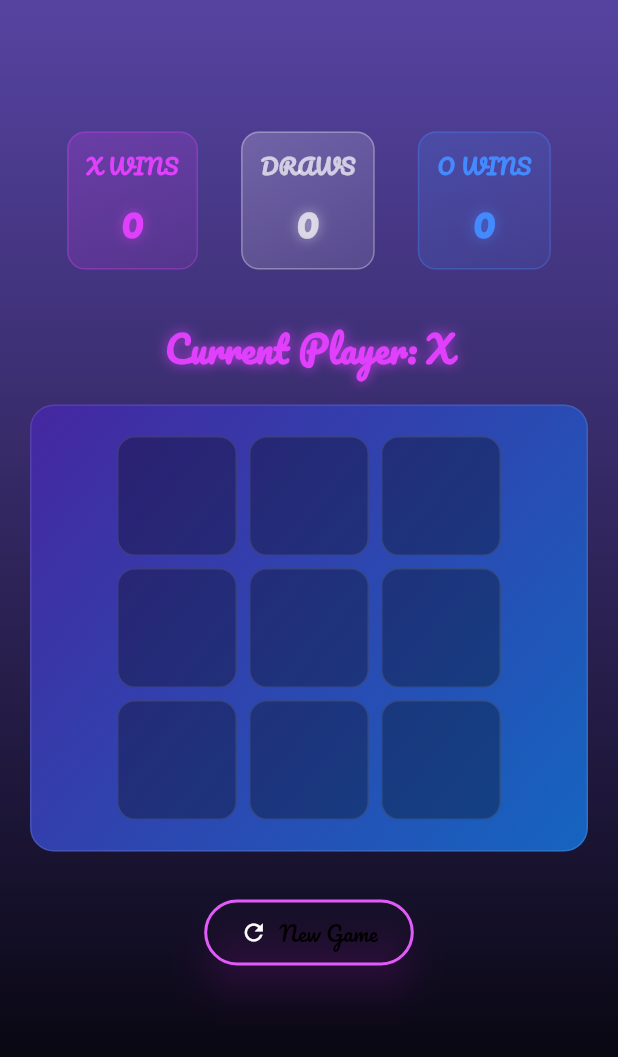
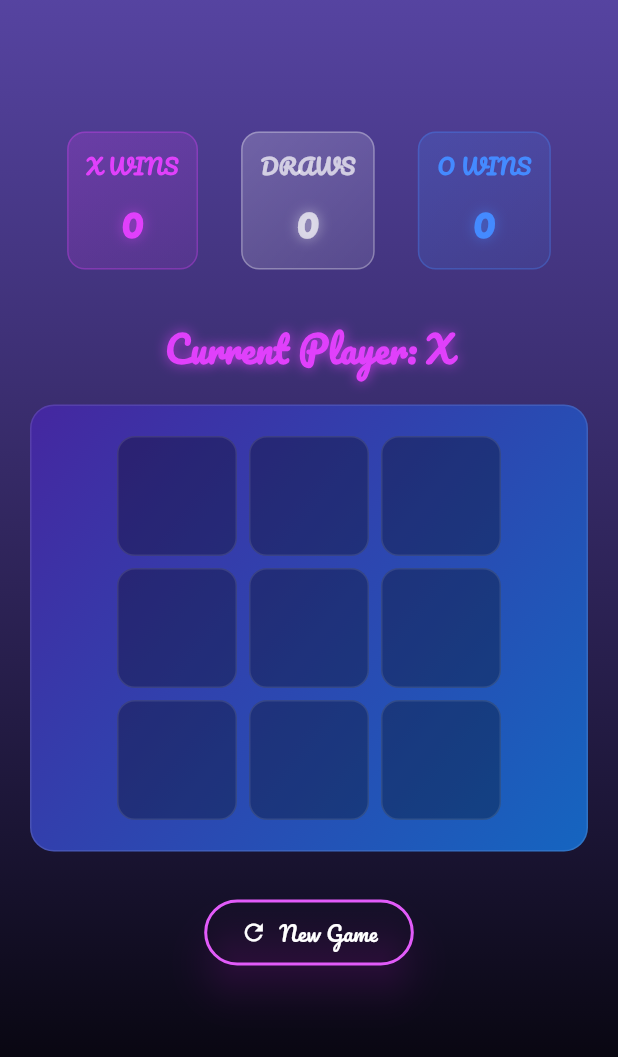
Before and after one commit to AADHIX/PRODIGY_AD_04, a Flutter app: the GameScreen screen opened directly, on a phone screen of 412 x 824 dp, the part 65-1122 px from its top. Run offline on Flutter 3.47's test engine with Material 3 defaults, Android fonts, the phone set to English and light mode, and no system bars; our stand-ins replace confetti, google_fonts, lottie.

Commit message:
I nit 12

```diff
--- a/lib/main.dart
+++ b/lib/main.dart
@@ -662,7 +662,7 @@ class _GameScreenState extends State<GameScreen> {
       icon: const Icon(Icons.refresh),
       label: const Text(
         'New Game',
-        style: TextStyle(color: Colors.black),
+        style: TextStyle(color: Color.fromARGB(255, 255, 255, 255)),
       ),
       style: _buildResetButtonStyle(),
     ),
```
Also changed, not shown: 1 other file.
